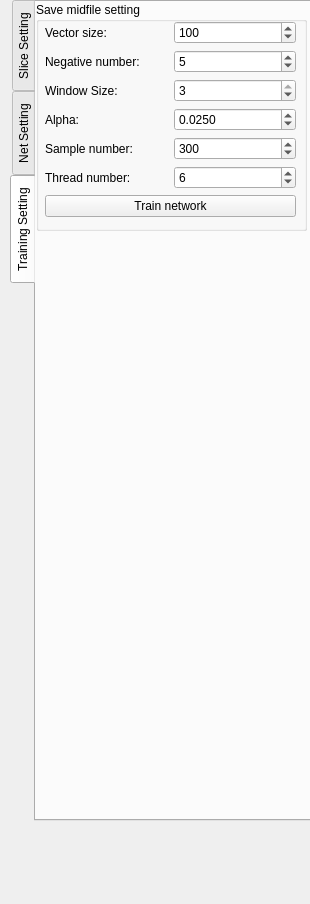
Qt form VoxelClassification/ParameterControlWidget.ui (BeHalcyon/VoxelClassification) before a commit.
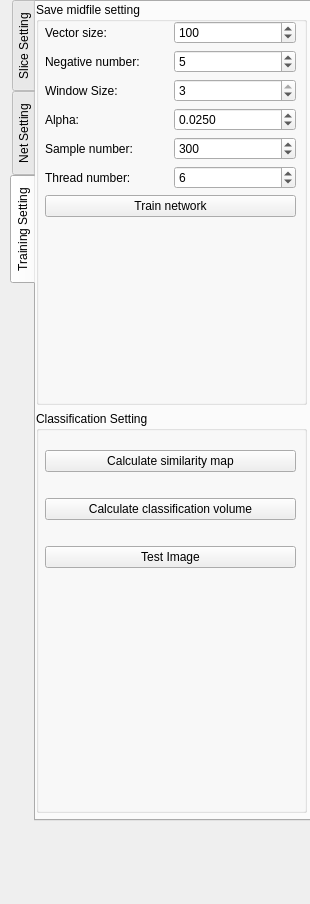
The same form after that commit.

Commit message: voxel classification based online and offline

The edit to the form file:
```diff
--- a/VoxelClassification/ParameterControlWidget.ui
+++ b/VoxelClassification/ParameterControlWidget.ui
@@ -839,7 +839,63 @@
        </layout>
       </item>
       <item>
-       <layout class="QHBoxLayout" name="horizontalLayout_36"/>
+       <layout class="QHBoxLayout" name="horizontalLayout_36">
+        <item>
+         <widget class="QGroupBox" name="groupBox_5">
+          <property name="title">
+           <string>Classification Setting</string>
+          </property>
+          <widget class="QWidget" name="verticalLayoutWidget_9">
+           <property name="geometry">
+            <rect>
+             <x>9</x>
+             <y>19</y>
+             <width>251</width>
+             <height>161</height>
+            </rect>
+           </property>
+           <layout class="QVBoxLayout" name="verticalLayout_8">
+            <item>
+             <layout class="QHBoxLayout" name="horizontalLayout_21">
+              <item>
+               <widget class="QPushButton" name="pushButton_similarity_map">
+                <property name="text">
+                 <string>Calculate similarity map</string>
+                </property>
+               </widget>
+              </item>
+             </layout>
+            </item>
+            <item>
+             <layout class="QHBoxLayout" name="horizontalLayout_23">
+              <item>
+               <widget class="QPushButton" name="pushButton_classification_volume">
+                <property name="text">
+                 <string>Calculate classification volume</string>
+                </property>
+               </widget>
+              </item>
+             </layout>
+            </item>
+            <item>
+             <layout class="QHBoxLayout" name="horizontalLayout_22">
+              <item>
+               <widget class="QPushButton" name="pushButton_test_image">
+                <property name="text">
+                 <string>Test Image</string>
+                </property>
+               </widget>
+              </item>
+             </layout>
+            </item>
+            <item>
+             <layout class="QHBoxLayout" name="horizontalLayout_8"/>
+            </item>
+           </layout>
+          </widget>
+         </widget>
+        </item>
+       </layout>
       </item>
       <item>
        <layout class="QHBoxLayout" name="horizontalLayout_38"/>
@@ -847,19 +903,6 @@
       <item>
        <layout class="QHBoxLayout" name="horizontalLayout_39"/>
       </item>
-      <item>
-       <spacer name="verticalSpacer_4">
-        <property name="orientation">
-         <enum>Qt::Vertical</enum>
-        </property>
-        <property name="sizeHint" stdset="0">
-         <size>
-          <width>20</width>
-          <height>40</height>
-         </size>
-        </property>
-       </spacer>
-      </item>
      </layout>
     </widget>
    </widget>
```
Left out of the diff: 2 changed lines with no effect on the pictures. The commit also changes 18 other files.
